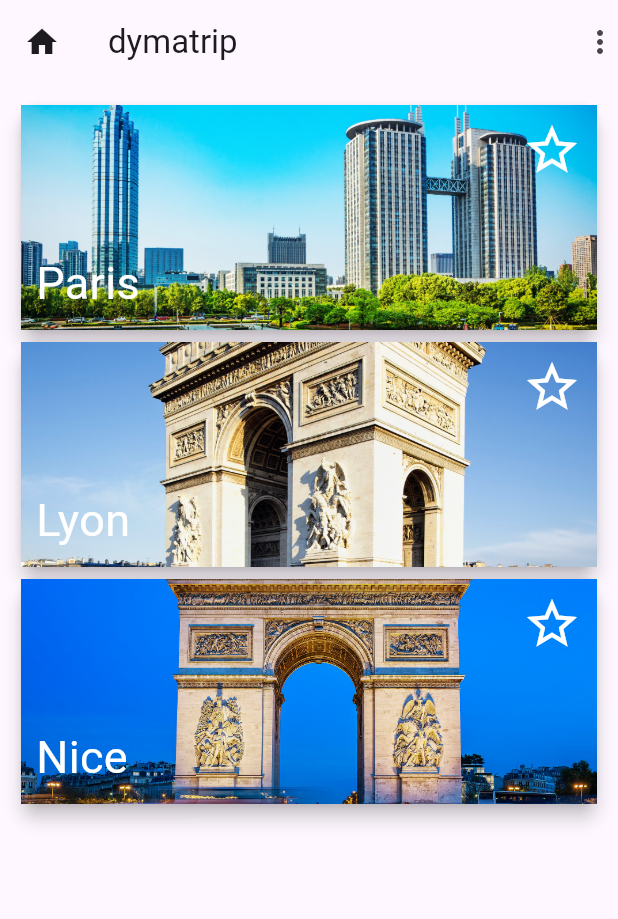
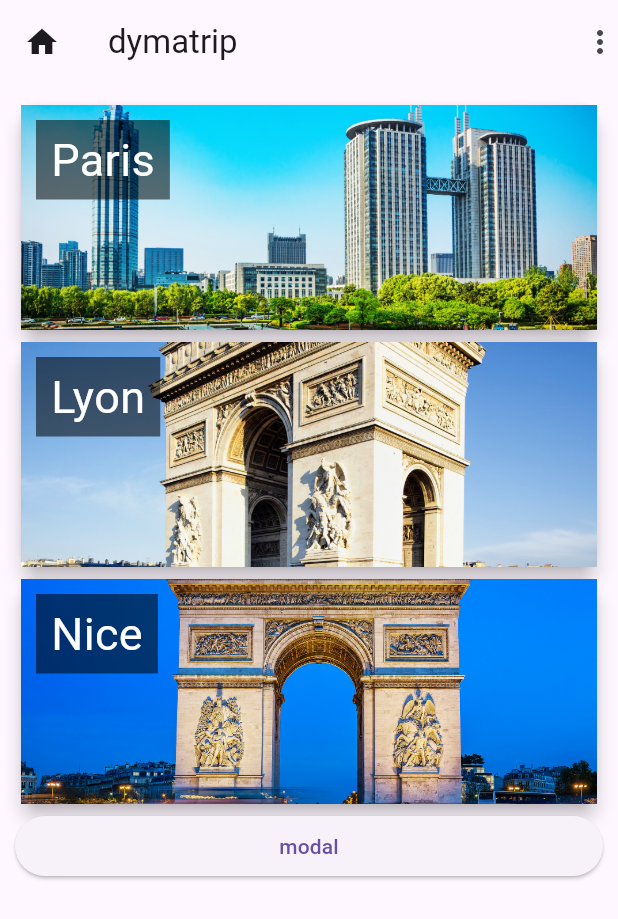
Before and after one commit to TrigoYodila/learning-flutter-project-dynma, a Flutter app: the Home screen opened directly, on a phone screen of 412 x 824 dp. Shown: the top 919 px of the screen. Run offline on Flutter 3.47's test engine with Material 3 defaults, Android fonts, the phone set to English and light mode, and no system bars.

Commit message:
refactoring code

```diff
--- a/lib/data/data.dart
+++ b/lib/data/data.dart
@@ -1,46 +1,53 @@
-import '../models/activity.model.dart';
+import '../models/activity_model.dart';
 
 List<Activity> activities = [
   Activity(
       image: 'assets/images/activities/act1.jpg',
       name: 'Le Louvre',
       id: 'a1',
-      city: 'Paris'
+      city: 'Paris',
+      price:12.00
   ),
   Activity(
       image: 'assets/images/activities/act2.jpg',
       name: 'Les buttes Chaumont',
       id: 'a2',
-      city: 'Paris'
+      city: 'Paris',
+      price:5.00
   ),
   Activity(
       image: 'assets/images/activities/act3.jpg',
       name: 'Notre Dame',
       id: 'a3',
-      city: 'Paris'
+      city: 'Paris',
+      price:15.00
   ),
   Activity(
       image: 'assets/images/activities/act4.jpg',
       name: 'La Défense',
       id: 'a4',
-      city: 'Paris'
+      city: 'Paris',
+      price:11.00
   ),
   Activity(
       image: 'assets/images/activities/act1.jpg',
       name: 'Mon âme te loue',
       id: 'a5',
-      city: 'Paris'
+      city: 'Paris',
+      price:18.00
   ),
   Activity(
       image: 'assets/images/activities/act2.jpg',
       name: 'La Défense',
       id: 'a6',
-      city: 'Paris'
+      city: 'Paris',
+      price:20.00
   ),
   Activity(
       image: 'assets/images/activities/act3.jpg',
       name: 'La Défense',
       id: 'a7',
-      city: 'Paris'
+      city: 'Paris',
+      price:16.00
   ),
 ];
--- /dev/null
+++ b/lib/models/activity_model.dart
@@ -0,0 +1,9 @@
+class Activity {
+  String name;
+  String image;
+  String id;
+  String city;
+  double price;
+
+  Activity({required this.name, required this.image, required this.city, required this.id, required this.price});
+}
--- /dev/null
+++ b/lib/models/city_model.dart
@@ -0,0 +1,7 @@
+class City{
+  String image;
+  String name;
+
+  City({ required this.image, required this.name});
+
+}
--- a/lib/views/city/widgets/activity_card.dart
+++ b/lib/views/city/widgets/activity_card.dart
@@ -1,5 +1,5 @@
 import 'package:flutter/material.dart';
-import '../../../models/activity.model.dart';
+import '../../../models/activity_model.dart';
 
 class ActivityCard extends StatelessWidget {
   final Activity activity;
--- a/lib/views/city/widgets/activity_list.dart
+++ b/lib/views/city/widgets/activity_list.dart
@@ -1,4 +1,4 @@
-import '../../../models/activity.model.dart';
+import '../../../models/activity_model.dart';
 import '../widgets/activity_card.dart';
 import 'package:flutter/material.dart';
 
--- a/lib/views/home/home.dart
+++ b/lib/views/home/home.dart
@@ -1,9 +1,12 @@
 
+import 'package:first_project/models/city_model.dart';
+import 'package:first_project/widgetts/ask_modal.dart';
 import 'widgets/city_card.dart';
 import 'package:flutter/material.dart';
 
 class Home extends StatefulWidget {
   const Home({super.key});
+  static String routeName = '/';
 
   @override
   State<Home> createState() => _HomeState();
@@ -13,10 +16,15 @@ class Home extends StatefulWidget {
 class _HomeState extends State<Home>{
 
   List cities = [
-    { 'name':'Paris', 'image':'assets/images/ville1.jpg', 'checked':false},
-    { 'name':'Lyon', 'image':'assets/images/ville2.jpg', 'checked':false},
-    { 'name':'Nice', 'image':'assets/images/ville3.jpg', 'checked':false},
+    City(name: 'Paris', image: 'assets/images/ville1.jpg'),
+    City(name: 'Lyon', image: 'assets/images/ville2.jpg'),
+    City(name: 'Nice', image: 'assets/images/ville3.jpg'),
   ];
+
+  Future<void> openModal(BuildContext context) async {
+    final result = await askModal(context, 'Hello veux tu quelque chose !');
+    print('Result $result');
+  }
 
   void switchChecked(city){
     int index = cities.indexOf(city);
@@ -41,10 +49,11 @@ class _HomeState extends State<Home>{
             children: <Widget>[
               // CityCard(image: 'assets/images/ville3.jpg', name: 'Paris'),
               ...cities.map((city){  // transforme l'array de Widget en list
-                return CityCard(name: city['name'], image: city['image'], checked: city['checked'],
-                  updateChecked: () => switchChecked(city)
+                return CityCard(
+                  city:city
                 );
-              })
+              }),
+              ElevatedButton(onPressed: () => openModal(context), child: Text('modal'))
               // CityCard(),
               // CityCard()
             ],
--- a/lib/views/home/widgets/city_card.dart
+++ b/lib/views/home/widgets/city_card.dart
@@ -1,12 +1,10 @@
+import 'package:first_project/models/city_model.dart';
 import 'package:flutter/material.dart';
 
 class CityCard extends StatelessWidget {
-  final String name;
-  final String image;
-  final bool checked;
-  final VoidCallback? updateChecked;
+  final City city;
 
-  const CityCard({super.key, required this.name, required this.image, required this.checked, this.updateChecked});
+  const CityCard({super.key, required this.city});
 
   @override
   Widget build(BuildContext context) {
@@ -19,40 +17,34 @@ class CityCard extends StatelessWidget {
             children: <Widget>[
               Ink.image(
                 fit: BoxFit.cover,
-                image: AssetImage(image),   // 'assets/images/ville3.jpg'
+                image: AssetImage(city.image),   // 'assets/images/ville3.jpg'
                 child: InkWell(
-                  onTap: updateChecked,
+                  onTap:(){
+                    // Navigator.push(context,
+                    //   MaterialPageRoute(
+                    //     builder: (context) => CityView()
+                    //   )
+                    // );
+                    Navigator.pushNamed(
+                      context,
+                      '/city',
+                      arguments: city
+                    );
+                  },
                 ),
               ),
               // Image.asset('assets/images/ville2.jpg', fit: BoxFit.cover),
-              Padding(
-                padding: EdgeInsets.all(10.0),
-                child: Column(
-                  children: <Widget>[
-                    Expanded(
-                      child: Row(
-                        mainAxisAlignment: MainAxisAlignment.end,
-                        crossAxisAlignment: CrossAxisAlignment.start,
-                        children: [
-                          Icon(
-                            checked ? Icons.star : Icons.star_border,
-                            size: 40,
-                            color: Colors.white,
-                          ),
-                        ],
-                      ),
-                    ),
-                    Row(
-                      children: <Widget>[
-                        Text(
-                          name,
-                          style: TextStyle(color: Colors.white, fontSize: 30),
-                        ),
-                      ],
-                    ),
-                  ],
-                ),
-              ),
+              Positioned(
+                top: 10,
+                left: 10,
+                child: Container(
+                  padding: EdgeInsets.symmetric(horizontal: 10, vertical: 5),
+                  color: Colors.black54,
+                  child: Text(city.name, style: TextStyle(
+                    fontSize: 30,
+                    color: Colors.white
+                  ),),
+                ))
             ],
           ),
         ),
--- /dev/null
+++ b/lib/widgets/data.dart
@@ -0,0 +1,20 @@
+import 'package:first_project/models/activity_model.dart';
+import 'package:flutter/widgets.dart';
+import '../data/data.dart' as data;
+
+class Data extends InheritedWidget {
+
+  final List<Activity> activities = data.activities;
+
+  Data({ super.key, required super.child});
+
+  @override
+  bool updateShouldNotify(covariant InheritedWidget oldWidget) {
+    return true;
+  }
+
+  static of(BuildContext context) {
+    return context.dependOnInheritedWidgetOfExactType<Data>();
+  }
+
+}
```
Also changed, not shown: lib/main.dart (+36 -3 lines), lib/models/activity.model.dart (deleted, +0 -8 lines), lib/views/404/not_found.dart (added, +15 -0 lines), lib/views/city/widgets/city.dart (+118 -16 lines), lib/views/city/widgets/trip_activity_list.dart (+16 -2 lines), lib/views/city/widgets/trip_overview.dart (+11 -6 lines), lib/widgetts/ask_modal.dart (added, +57 -0 lines), lib/models/trip_model.dart (renamed from lib/models/trip.model.dart).
